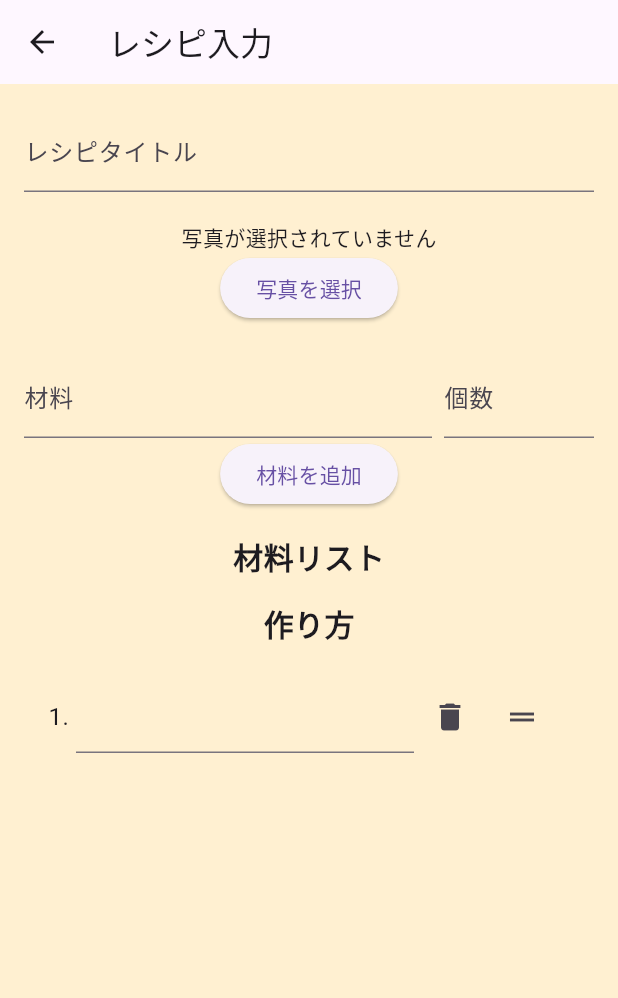
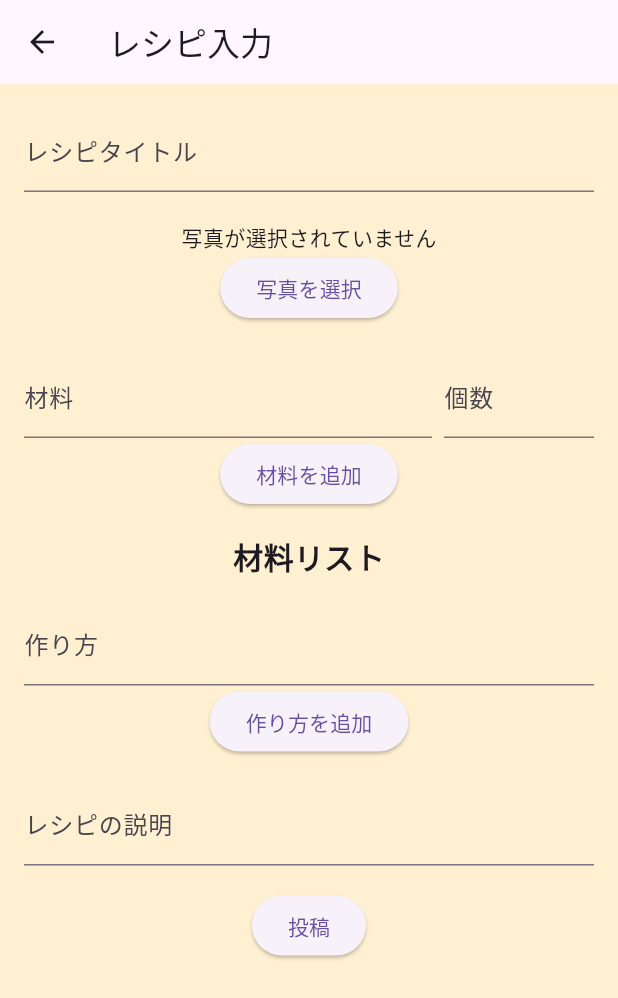
Before and after one commit to garden905/OryoriMemorun, a Flutter app: the RecipeInputPage screen opened directly, on a phone screen of 412 x 824 dp. Shown: the top 998 px of the screen. Run offline on Flutter 3.47's test engine with Material 3 defaults, Android fonts, the phone set to English and light mode, and no system bars; our stand-ins replace image_picker, sqflite; accounts and stored records are empty.

Commit message:
作り方説明ボタンを保存、閲覧可能に変更

```diff
--- a/lib/database_helper.dart
+++ b/lib/database_helper.dart
@@ -13,6 +13,7 @@ class DatabaseHelper {
   static final columnPhoto = 'photo'; // photoカラムを追加
   static final columnDescription = 'description';
   static final columnIngredients = 'ingredients'; // ingredientsカラムを追加
+  static final columnSteps = 'steps'; // stepsカラムを追加
   static final columnIsFavorite = 'isFavorite';
 
   // 無名コンストラクタの追加
@@ -43,6 +44,7 @@ class DatabaseHelper {
         "$columnPhoto BLOB NOT NULL, "
         "$columnDescription TEXT NOT NULL,"
         "$columnIngredients TEXT NOT NULL DEFAULT ''," // ingredientsカラムを追加
+        "$columnSteps TEXT NOT NULL DEFAULT ''," // stepsカラムを追加
         "$columnIsFavorite INTEGER NOT NULL DEFAULT 0)"); // isFavoriteカラムを追加);
   }
 
@@ -61,6 +63,9 @@ class DatabaseHelper {
       await db.execute('''
       ALTER TABLE $table ADD COLUMN $columnIngredients TEXT NOT NULL DEFAULT ''
     '''); // ingredientsカラムを追加
+      await db.execute('''
+      ALTER TABLE $table ADD COLUMN $columnSteps TEXT NOT NULL DEFAULT ''
+    '''); // stepsカラムを追加
     }
   }
 
--- a/lib/recipe.dart
+++ b/lib/recipe.dart
@@ -6,6 +6,7 @@ class Recipe {
   final String photo;
   final String description;
   final List<Map<String, String>> ingredients; // 材料と個数のリスト
+  final List<String> steps; // 作り方のリストを追加
   bool isFavorite; // お気に入りフラグ
 
   Recipe({
@@ -14,6 +15,7 @@ class Recipe {
     required this.photo,
     required this.description,
     required this.ingredients, // コンストラクタに追加
+    this.steps = const [], // デフォルト値を設定
     this.isFavorite = false, // デフォルトはfalse
   });
 
@@ -25,6 +27,7 @@ class Recipe {
       'photo': photo,
       'description': description,
       'ingredients': jsonEncode(ingredients), // JSON文字列に変換
+      'steps': jsonEncode(steps), // リストをJSON文字列に変換
       'isFavorite': isFavorite ? 1 : 0, // SQLiteではboolをintで保存
     };
   }
@@ -36,9 +39,13 @@ class Recipe {
       name: map['name'],
       photo: map['photo'],
       description: map['description'],
+
       ingredients: (jsonDecode(map['ingredients']) as List)
           .map((item) => Map<String, String>.from(item))
           .toList(), // JSON文字列からリストに変換
+      steps: map['steps'] != null
+          ? List<String>.from(jsonDecode(map['steps']))
+          : [], // nullの場合は空のリストに初期化
       isFavorite: map['isFavorite'] != null
           ? map['isFavorite'] == 1
           : false, // nullチェックを追加
--- a/lib/recipe_input_page.dart
+++ b/lib/recipe_input_page.dart
@@ -1,7 +1,6 @@
 import 'package:flutter/material.dart';
 import 'package:image_picker/image_picker.dart';
 import 'dart:io';
-import 'package:flutter_reorderable_list/flutter_reorderable_list.dart';
 
 class RecipeInputPage extends StatefulWidget {
   const RecipeInputPage({Key? key}) : super(key: key); // keyパラメータを追加
@@ -19,7 +18,8 @@ class _RecipeInputPageState extends State<RecipeInputPage> {
   List<Map<String, String>> _ingredients = []; // 材料と個数のリスト
   final TextEditingController _ingredientController = TextEditingController();
   final _quantityController = TextEditingController(); // 個数入力用のコントローラ
-  List<String> _steps = ['']; // 初期状態で1つの空のステップを追加
+  List<String> _steps = []; // 初期状態で1つの空のステップを追加
+  final _stepController = TextEditingController(); // ステップ入力用のコントローラ
 
   Future<void> _pickImage() async {
     final pickedFile = await _picker.pickImage(source: ImageSource.gallery);
@@ -49,14 +49,15 @@ class _RecipeInputPageState extends State<RecipeInputPage> {
   }
 
   void _addStep() {
-    // すべてのステップが空でないことを確認
-    if (_steps.every((step) => step.isNotEmpty)) {
+    final step = _stepController.text;
+    if (step.isNotEmpty) {
       setState(() {
-        _steps.add('');
+        _steps.add(step);
+        _stepController.clear();
       });
     } else {
       ScaffoldMessenger.of(context).showSnackBar(
-        const SnackBar(content: Text('全ての作り方を入力してください')),
+        const SnackBar(content: Text('作り方を入力してください')),
       );
     }
   }
@@ -158,49 +159,28 @@ class _RecipeInputPageState extends State<RecipeInputPage> {
                   },
                 ),
                 SizedBox(height: 16.0),
-                Text(
-                  '作り方',
-                  style: TextStyle(fontSize: 20, fontWeight: FontWeight.bold),
-                ),
-                SizedBox(height: 16.0),
-                Container(
-                  height: 400, // 必要に応じて高さを調整
-                  child: ReorderableListView(
-                    onReorder: _onReorder,
-                    children: List.generate(
-                      _steps.length,
-                      (index) {
-                        return ListTile(
-                          key: ValueKey(_steps[index]),
-                          title: Row(
-                            children: [
-                              Text('${index + 1}. '),
-                              Expanded(
-                                child: TextFormField(
-                                  initialValue: _steps[index],
-                                  onChanged: (value) {
-                                    _steps[index] = value;
-                                  },
-                                ),
-                              ),
-                              IconButton(
-                                icon: Icon(Icons.delete),
-                                onPressed: () => _removeStep(index),
-                              ),
-                              IconButton(
-                                icon: const Icon(Icons.drag_handle),
-                                onPressed: () {}, // ドラッグハンドルとして機能
-                              ),
-                            ],
-                          ),
-                        );
-                      },
-                    ),
-                  ),
+                TextField(
+                  controller: _stepController,
+                  decoration: InputDecoration(labelText: '作り方'),
                 ),
                 ElevatedButton(
                   onPressed: _addStep,
-                  child: const Text('作り方を追加'),
+                  child: Text('作り方を追加'),
+                ),
+                ListView.builder(
+                  shrinkWrap: true,
+                  physics: NeverScrollableScrollPhysics(),
+                  itemCount: _steps.length,
+                  itemBuilder: (context, index) {
+                    final step = _steps[index];
+                    return ListTile(
+                      title: Text('${index + 1}. $step'),
+                      trailing: IconButton(
+                        icon: Icon(Icons.delete),
+                        onPressed: () => _removeStep(index),
+                      ),
+                    );
+                  },
                 ),
                 SizedBox(height: 16.0),
                 TextFormField(
@@ -219,6 +199,7 @@ class _RecipeInputPageState extends State<RecipeInputPage> {
                         'photo': _recipePhoto?.path,
                         'description': _recipeDiscription,
                         'ingredients': _ingredients,
+                        'steps': _steps,
                       });
                     }
                   },
--- a/lib/recipe_list_page.dart
+++ b/lib/recipe_list_page.dart
@@ -140,6 +140,9 @@ class _RecipeListPageState extends State<RecipeListPage> {
                 ingredients: result['ingredients'] != null
                     ? List<Map<String, String>>.from(result['ingredients'])
                     : [], // nullの場合は空のリストに初期化
+                steps: result['steps'] != null
+                    ? List<String>.from(result['steps'])
+                    : [], // nullの場合は空のリストに初期化
               );
               final dbHelper = DatabaseHelper();
               await dbHelper.insertRecipe(newRecipe);
```
Also changed, not shown: lib/recipe_detail_page.dart (+23 -2 lines).
